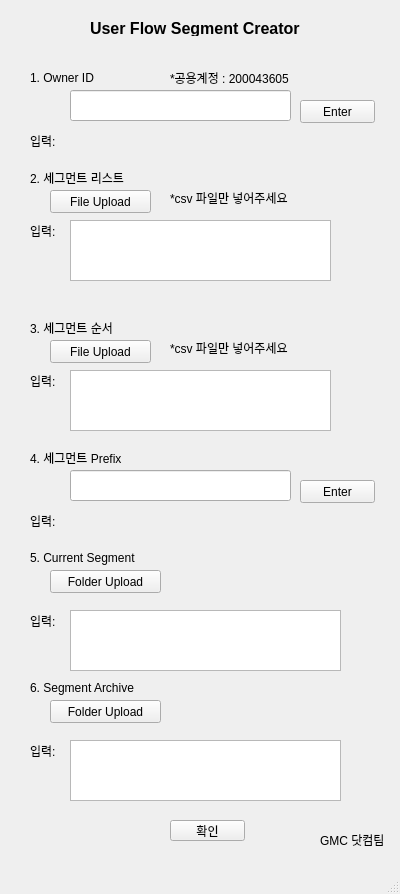
Above: SegCreate/segment_create_main.ui from SunkyeongLee/aasegpackage before the change. Below: the same form after it.
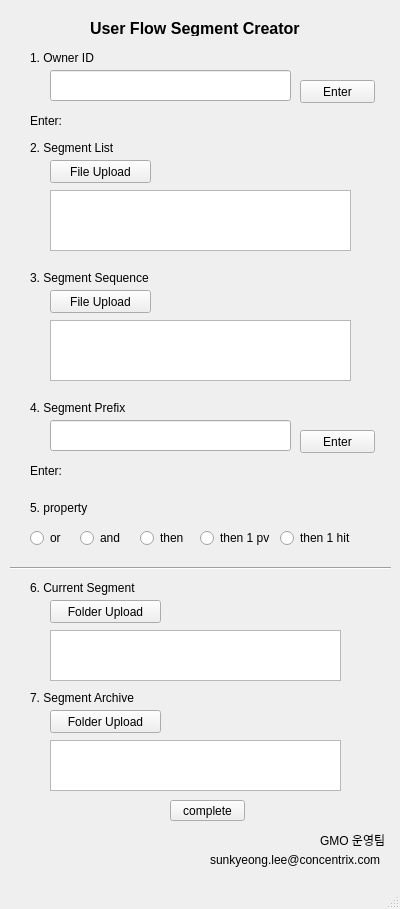
That is the form after the change.

Commit message: Segment Tool accomplished! :sparkles: :sparkles:

Diff of the .ui file:
```diff
--- a/SegCreate/segment_create_main.ui
+++ b/SegCreate/segment_create_main.ui
@@ -7,7 +7,7 @@
     <x>0</x>
     <y>0</y>
     <width>400</width>
-    <height>894</height>
+    <height>909</height>
    </rect>
   </property>
   <property name="windowTitle">
@@ -38,46 +38,46 @@
     <property name="geometry">
      <rect>
       <x>30</x>
-      <y>170</y>
+      <y>140</y>
       <width>151</width>
       <height>16</height>
      </rect>
     </property>
     <property name="text">
-     <string>2. 세그먼트 리스트</string>
+     <string>2. Segment List</string>
     </property>
    </widget>
    <widget class="QLabel" name="label_3">
     <property name="geometry">
      <rect>
       <x>30</x>
-      <y>320</y>
-      <width>111</width>
+      <y>270</y>
+      <width>151</width>
       <height>16</height>
      </rect>
     </property>
     <property name="text">
-     <string>3. 세그먼트 순서</string>
+     <string>3. Segment Sequence</string>
     </property>
    </widget>
    <widget class="QLabel" name="label_4">
     <property name="geometry">
      <rect>
       <x>30</x>
-      <y>450</y>
+      <y>400</y>
       <width>111</width>
       <height>16</height>
      </rect>
     </property>
     <property name="text">
-     <string>4. 세그먼트 Prefix</string>
+     <string>4. Segment Prefix</string>
     </property>
    </widget>
    <widget class="QPushButton" name="segmentList">
     <property name="geometry">
      <rect>
       <x>50</x>
-      <y>190</y>
+      <y>160</y>
       <width>101</width>
       <height>23</height>
      </rect>
@@ -90,7 +90,7 @@
     <property name="geometry">
      <rect>
       <x>50</x>
-      <y>340</y>
+      <y>290</y>
       <width>101</width>
       <height>23</height>
      </rect>
@@ -102,9 +102,9 @@
    <widget class="QLineEdit" name="segmentPrefix">
     <property name="geometry">
      <rect>
-      <x>70</x>
-      <y>470</y>
-      <width>221</width>
+      <x>50</x>
+      <y>420</y>
+      <width>241</width>
       <height>31</height>
      </rect>
     </property>
@@ -113,13 +113,13 @@
     <property name="geometry">
      <rect>
       <x>170</x>
-      <y>820</y>
+      <y>800</y>
       <width>75</width>
       <height>21</height>
      </rect>
     </property>
     <property name="text">
-     <string>확인</string>
+     <string>complete</string>
     </property>
    </widget>
    <widget class="QLabel" name="label_5">
@@ -132,40 +132,14 @@
      </rect>
     </property>
     <property name="text">
-     <string>GMC 닷컴팀</string>
-    </property>
-   </widget>
-   <widget class="QLabel" name="label_6">
-    <property name="geometry">
-     <rect>
-      <x>170</x>
-      <y>190</y>
-      <width>131</width>
-      <height>16</height>
-     </rect>
-    </property>
-    <property name="text">
-     <string>*csv 파일만 넣어주세요</string>
-    </property>
-   </widget>
-   <widget class="QLabel" name="label_7">
-    <property name="geometry">
-     <rect>
-      <x>170</x>
-      <y>340</y>
-      <width>131</width>
-      <height>16</height>
-     </rect>
-    </property>
-    <property name="text">
-     <string>*csv 파일만 넣어주세요</string>
+     <string>GMO 운영팀</string>
     </property>
    </widget>
    <widget class="QLabel" name="segmentPrefix_print">
     <property name="geometry">
      <rect>
       <x>70</x>
-      <y>500</y>
+      <y>450</y>
       <width>251</width>
       <height>16</height>
      </rect>
@@ -174,51 +148,25 @@
      <string/>
     </property>
    </widget>
-   <widget class="QLabel" name="label_8">
-    <property name="geometry">
-     <rect>
-      <x>30</x>
-      <y>220</y>
-      <width>31</width>
-      <height>21</height>
-     </rect>
-    </property>
-    <property name="text">
-     <string>입력:</string>
-    </property>
-   </widget>
-   <widget class="QLabel" name="label_9">
-    <property name="geometry">
-     <rect>
-      <x>30</x>
-      <y>370</y>
-      <width>31</width>
-      <height>21</height>
-     </rect>
-    </property>
-    <property name="text">
-     <string>입력:</string>
-    </property>
-   </widget>
    <widget class="QLabel" name="label_10">
     <property name="geometry">
      <rect>
       <x>30</x>
-      <y>510</y>
-      <width>31</width>
+      <y>460</y>
+      <width>41</width>
       <height>21</height>
      </rect>
     </property>
     <property name="text">
-     <string>입력:</string>
+     <string>Enter:</string>
     </property>
    </widget>
    <widget class="QTextBrowser" name="textBrowser_segList">
     <property name="geometry">
      <rect>
-      <x>70</x>
-      <y>220</y>
-      <width>261</width>
+      <x>50</x>
+      <y>190</y>
+      <width>301</width>
       <height>61</height>
      </rect>
     </property>
@@ -226,9 +174,9 @@
    <widget class="QTextBrowser" name="textBrowser_segSeq">
     <property name="geometry">
      <rect>
-      <x>70</x>
-      <y>370</y>
-      <width>261</width>
+      <x>50</x>
+      <y>320</y>
+      <width>301</width>
       <height>61</height>
      </rect>
     </property>
@@ -237,7 +185,7 @@
     <property name="geometry">
      <rect>
       <x>300</x>
-      <y>480</y>
+      <y>430</y>
       <width>75</width>
       <height>23</height>
      </rect>
@@ -250,7 +198,7 @@
     <property name="geometry">
      <rect>
       <x>70</x>
-      <y>510</y>
+      <y>460</y>
       <width>231</width>
       <height>21</height>
      </rect>
@@ -263,22 +211,22 @@
     <property name="geometry">
      <rect>
       <x>30</x>
-      <y>550</y>
+      <y>580</y>
       <width>141</width>
       <height>16</height>
      </rect>
     </property>
     <property name="text">
-     <string>5. Current Segment</string>
+     <string>6. Current Segment</string>
     </property>
    </widget>
    <widget class="QTextBrowser" name="textBrowser_currentSeg">
     <property name="geometry">
      <rect>
-      <x>70</x>
-      <y>610</y>
-      <width>271</width>
-      <height>61</height>
+      <x>50</x>
+      <y>630</y>
+      <width>291</width>
+      <height>51</height>
      </rect>
     </property>
    </widget>
@@ -286,7 +234,7 @@
     <property name="geometry">
      <rect>
       <x>50</x>
-      <y>570</y>
+      <y>600</y>
       <width>111</width>
       <height>23</height>
      </rect>
@@ -295,26 +243,13 @@
      <string>Folder Upload</string>
     </property>
    </widget>
-   <widget class="QLabel" name="label_13">
-    <property name="geometry">
-     <rect>
-      <x>30</x>
-      <y>610</y>
-      <width>31</width>
-      <height>21</height>
-     </rect>
-    </property>
-    <property name="text">
-     <string>입력:</string>
-    </property>
-   </widget>
    <widget class="QTextBrowser" name="textBrowser_segArc">
     <property name="geometry">
      <rect>
-      <x>70</x>
+      <x>50</x>
       <y>740</y>
-      <width>271</width>
-      <height>61</height>
+      <width>291</width>
+      <height>51</height>
      </rect>
     </property>
    </widget>
@@ -322,33 +257,20 @@
     <property name="geometry">
      <rect>
       <x>30</x>
-      <y>680</y>
+      <y>690</y>
       <width>121</width>
       <height>16</height>
      </rect>
     </property>
     <property name="text">
-     <string>6. Segment Archive</string>
-    </property>
-   </widget>
-   <widget class="QLabel" name="label_15">
-    <property name="geometry">
-     <rect>
-      <x>30</x>
-      <y>740</y>
-      <width>31</width>
-      <height>21</height>
-     </rect>
-    </property>
-    <property name="text">
-     <string>입력:</string>
+     <string>7. Segment Archive</string>
     </property>
    </widget>
    <widget class="QPushButton" name="pushButton_segArc">
     <property name="geometry">
      <rect>
       <x>50</x>
-      <y>700</y>
+      <y>710</y>
       <width>111</width>
       <height>23</height>
      </rect>
@@ -361,7 +283,7 @@
     <property name="geometry">
      <rect>
       <x>30</x>
-      <y>70</y>
+      <y>50</y>
       <width>91</width>
       <height>16</height>
      </rect>
@@ -374,7 +296,7 @@
     <property name="geometry">
      <rect>
       <x>300</x>
-      <y>100</y>
+      <y>80</y>
       <width>75</width>
       <height>23</height>
      </rect>
@@ -387,7 +309,7 @@
     <property name="geometry">
      <rect>
       <x>70</x>
-      <y>130</y>
+      <y>110</y>
       <width>231</width>
       <height>21</height>
      </rect>
@@ -400,36 +322,127 @@
     <property name="geometry">
      <rect>
       <x>30</x>
-      <y>130</y>
-      <width>31</width>
+      <y>110</y>
+      <width>41</width>
       <height>21</height>
      </rect>
     </property>
     <property name="text">
-     <string>입력:</string>
+     <string>Enter:</string>
     </property>
    </widget>
    <widget class="QLineEdit" name="textLine_owner">
     <property name="geometry">
      <rect>
-      <x>70</x>
-      <y>90</y>
-      <width>221</width>
-      <height>31</height>
-     </rect>
-    </property>
-   </widget>
-   <widget class="QLabel" name="label_18">
-    <property name="geometry">
-     <rect>
-      <x>170</x>
+      <x>50</x>
       <y>70</y>
-      <width>121</width>
+      <width>241</width>
+      <height>31</height>
+     </rect>
+    </property>
+   </widget>
+   <widget class="Line" name="line">
+    <property name="geometry">
+     <rect>
+      <x>10</x>
+      <y>560</y>
+      <width>381</width>
       <height>16</height>
      </rect>
     </property>
+    <property name="orientation">
+     <enum>Qt::Horizontal</enum>
+    </property>
+   </widget>
+   <widget class="QRadioButton" name="property_then">
+    <property name="geometry">
+     <rect>
+      <x>140</x>
+      <y>530</y>
+      <width>51</width>
+      <height>16</height>
+     </rect>
+    </property>
     <property name="text">
-     <string>*공용계정 : 200043605</string>
+     <string>then</string>
+    </property>
+   </widget>
+   <widget class="QRadioButton" name="property_thenpv">
+    <property name="geometry">
+     <rect>
+      <x>200</x>
+      <y>530</y>
+      <width>71</width>
+      <height>16</height>
+     </rect>
+    </property>
+    <property name="text">
+     <string>then 1 pv</string>
+    </property>
+   </widget>
+   <widget class="QRadioButton" name="property_thenhit">
+    <property name="geometry">
+     <rect>
+      <x>280</x>
+      <y>530</y>
+      <width>71</width>
+      <height>16</height>
+     </rect>
+    </property>
+    <property name="text">
+     <string>then 1 hit</string>
+    </property>
+   </widget>
+   <widget class="QLabel" name="label_6">
+    <property name="geometry">
+     <rect>
+      <x>30</x>
+      <y>500</y>
+      <width>71</width>
+      <height>16</height>
+     </rect>
+    </property>
+    <property name="text">
+     <string>5. property</string>
+    </property>
+   </widget>
+   <widget class="QRadioButton" name="property_or">
+    <property name="geometry">
+     <rect>
+      <x>30</x>
+      <y>530</y>
+      <width>31</width>
+      <height>16</height>
+     </rect>
+    </property>
+    <property name="text">
+     <string>or</string>
+    </property>
+   </widget>
+   <widget class="QRadioButton" name="property_and">
+    <property name="geometry">
+     <rect>
+      <x>80</x>
+      <y>530</y>
+      <width>41</width>
+      <height>16</height>
+     </rect>
+    </property>
+    <property name="text">
+     <string>and</string>
+    </property>
+   </widget>
+   <widget class="QLabel" name="label_7">
+    <property name="geometry">
+     <rect>
+      <x>210</x>
+      <y>850</y>
+      <width>191</width>
+      <height>20</height>
+     </rect>
+    </property>
+    <property name="text">
+     <string>sunkyeong.lee@concentrix.com</string>
     </property>
    </widget>
   </widget>
```
The commit also changes 21 other files.
